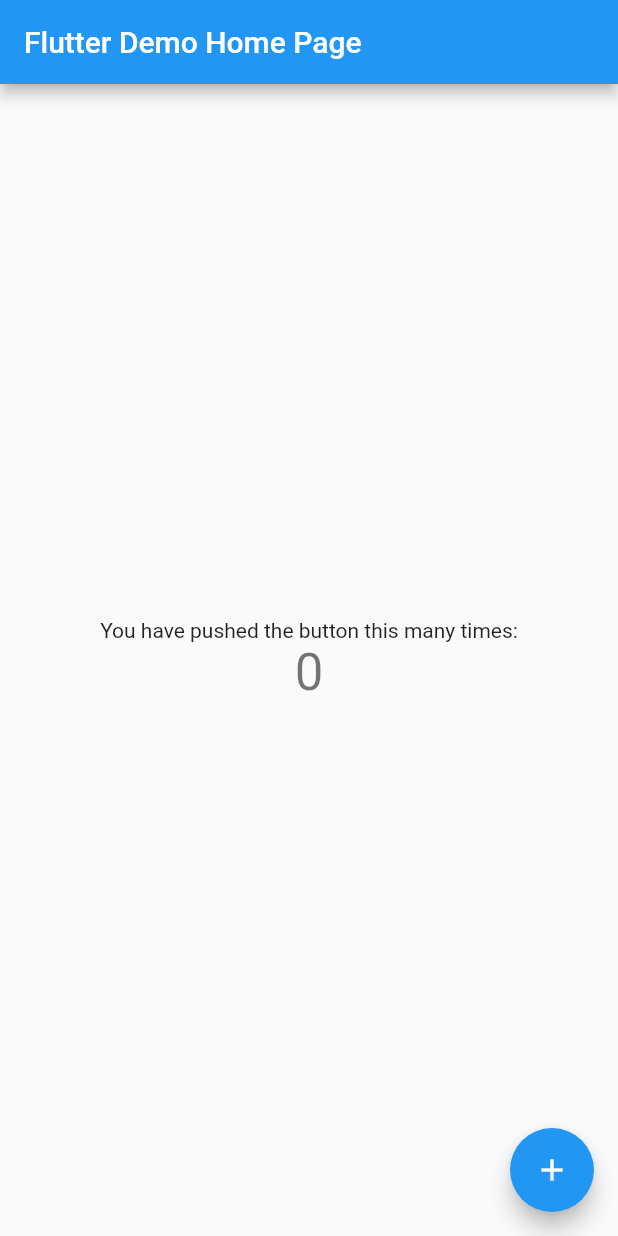
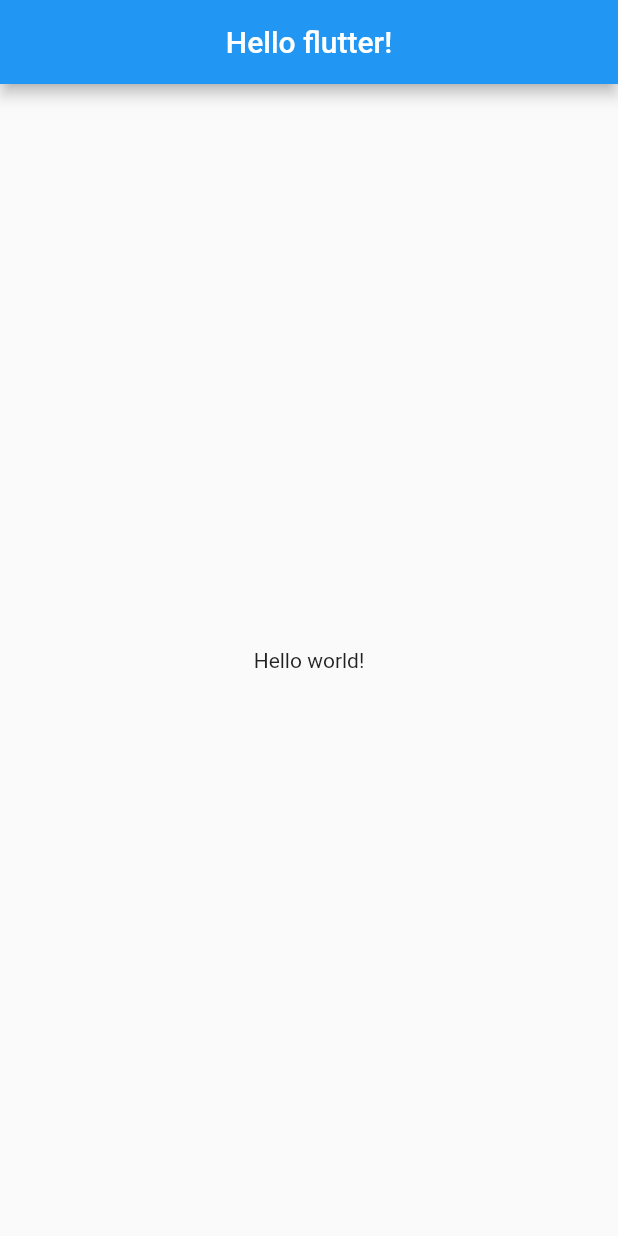
Before and after one commit to ashhhhhhhes/toonflix-flutter, a Flutter app: the screen it shows after launch, on a phone screen of 412 x 824 dp. Run offline on Flutter 3.47's test engine with Material 2 defaults, Android fonts, the phone set to English and light mode, and no system bars.

Commit message:
Hello world

```diff
--- a/lib/main.dart
+++ b/lib/main.dart
@@ -1,115 +1,17 @@
 import 'package:flutter/material.dart';
 
 void main() {
-  runApp(const MyApp());
+  runApp(App());
 }
 
-class MyApp extends StatelessWidget {
-  const MyApp({super.key});
-
-  // This widget is the root of your application.
+class App extends StatelessWidget {
   @override
   Widget build(BuildContext context) {
     return MaterialApp(
-      title: 'Flutter Demo',
-      theme: ThemeData(
-        // This is the theme of your application.
-        //
-        // Try running your application with "flutter run". You'll see the
-        // application has a blue toolbar. Then, without quitting the app, try
-        // changing the primarySwatch below to Colors.green and then invoke
-        // "hot reload" (press "r" in the console where you ran "flutter run",
-        // or simply save your changes to "hot reload" in a Flutter IDE).
-        // Notice that the counter didn't reset back to zero; the application
-        // is not restarted.
-        primarySwatch: Colors.blue,
+      home: Scaffold(
+        appBar: AppBar(centerTitle: true, title: Text('Hello flutter!')),
+        body: Center(child: Text('Hello world!')),
       ),
-      home: const MyHomePage(title: 'Flutter Demo Home Page'),
     );
   }
 }
-
-class MyHomePage extends StatefulWidget {
-  const MyHomePage({super.key, required this.title});
-
-  // This widget is the home page of your application. It is stateful, meaning
-  // that it has a State object (defined below) that contains fields that affect
-  // how it looks.
-
-  // This class is the configuration for the state. It holds the values (in this
-  // case the title) provided by the parent (in this case the App widget) and
-  // used by the build method of the State. Fields in a Widget subclass are
-  // always marked "final".
-
-  final String title;
-
-  @override
-  State<MyHomePage> createState() => _MyHomePageState();
-}
-
-class _MyHomePageState extends State<MyHomePage> {
-  int _counter = 0;
-
-  void _incrementCounter() {
-    setState(() {
-      // This call to setState tells the Flutter framework that something has
-      // changed in this State, which causes it to rerun the build method below
-      // so that the display can reflect the updated values. If we changed
-      // _counter without calling setState(), then the build method would not be
-      // called again, and so nothing would appear to happen.
-      _counter++;
-    });
-  }
-
-  @override
-  Widget build(BuildContext context) {
-    // This method is rerun every time setState is called, for instance as done
-    // by the _incrementCounter method above.
-    //
-    // The Flutter framework has been optimized to make rerunning build methods
-    // fast, so that you can just rebuild anything that needs updating rather
-    // than having to individually change instances of widgets.
-    return Scaffold(
-      appBar: AppBar(
-        // Here we take the value from the MyHomePage object that was created by
-        // the App.build method, and use it to set our appbar title.
-        title: Text(widget.title),
-      ),
-      body: Center(
-        // Center is a layout widget. It takes a single child and positions it
-        // in the middle of the parent.
-        child: Column(
-          // Column is also a layout widget. It takes a list of children and
-          // arranges them vertically. By default, it sizes itself to fit its
-          // children horizontally, and tries to be as tall as its parent.
-          //
-          // Invoke "debug painting" (press "p" in the console, choose the
-          // "Toggle Debug Paint" action from the Flutter Inspector in Android
-          // Studio, or the "Toggle Debug Paint" command in Visual Studio Code)
-          // to see the wireframe for each widget.
-          //
-          // Column has various properties to control how it sizes itself and
-          // how it positions its children. Here we use mainAxisAlignment to
-          // center the children vertically; the main axis here is the vertical
-          // axis because Columns are vertical (the cross axis would be
-          // horizontal).
-          mainAxisAlignment: MainAxisAlignment.center,
-          children: <Widget>[
-            const Text(
-              'You have pushed the button this many times:',
-            ),
-            Text(
-              '$_counter',
-              style: Theme.of(context).textTheme.headline4,
-            ),
-          ],
-        ),
-      ),
-      floatingActionButton: FloatingActionButton(
-        onPressed: _incrementCounter,
-        tooltip: 'Increment',
-        child: const Icon(Icons.add),
-      ), // This trailing comma makes auto-formatting nicer for build methods.
-    );
-  }
-}
```
